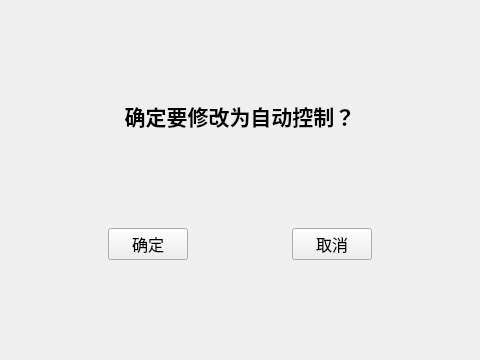
Above: uis/auto_control_confirm.ui from Polaris-SJTU/BrakeControlSystemGUI before the change. Below: the same form after it.
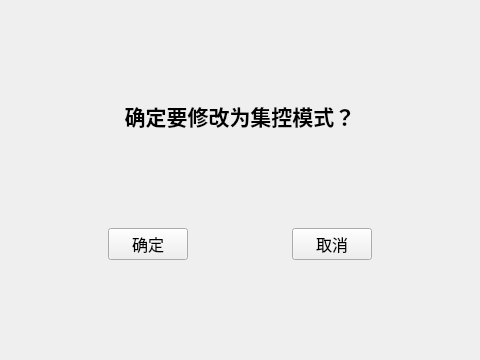
That is the form after the change.

```diff
--- a/uis/auto_control_confirm.ui
+++ b/uis/auto_control_confirm.ui
@@ -56,7 +56,7 @@
         </font>
        </property>
        <property name="text">
-        <string>&lt;html&gt;&lt;head/&gt;&lt;body&gt;&lt;p&gt;&lt;span style=&quot; font-size:16pt; font-weight:600;&quot;&gt;确定要修改为自动控制？&lt;/span&gt;&lt;/p&gt;&lt;/body&gt;&lt;/html&gt;</string>
+        <string>&lt;html&gt;&lt;head/&gt;&lt;body&gt;&lt;p&gt;&lt;span style=&quot; font-size:16pt; font-weight:600;&quot;&gt;确定要修改为集控模式？&lt;/span&gt;&lt;/p&gt;&lt;/body&gt;&lt;/html&gt;</string>
        </property>
        <property name="alignment">
         <set>Qt::AlignCenter</set>
```
Left out of the diff: 4 changed lines with no effect on the pictures.
